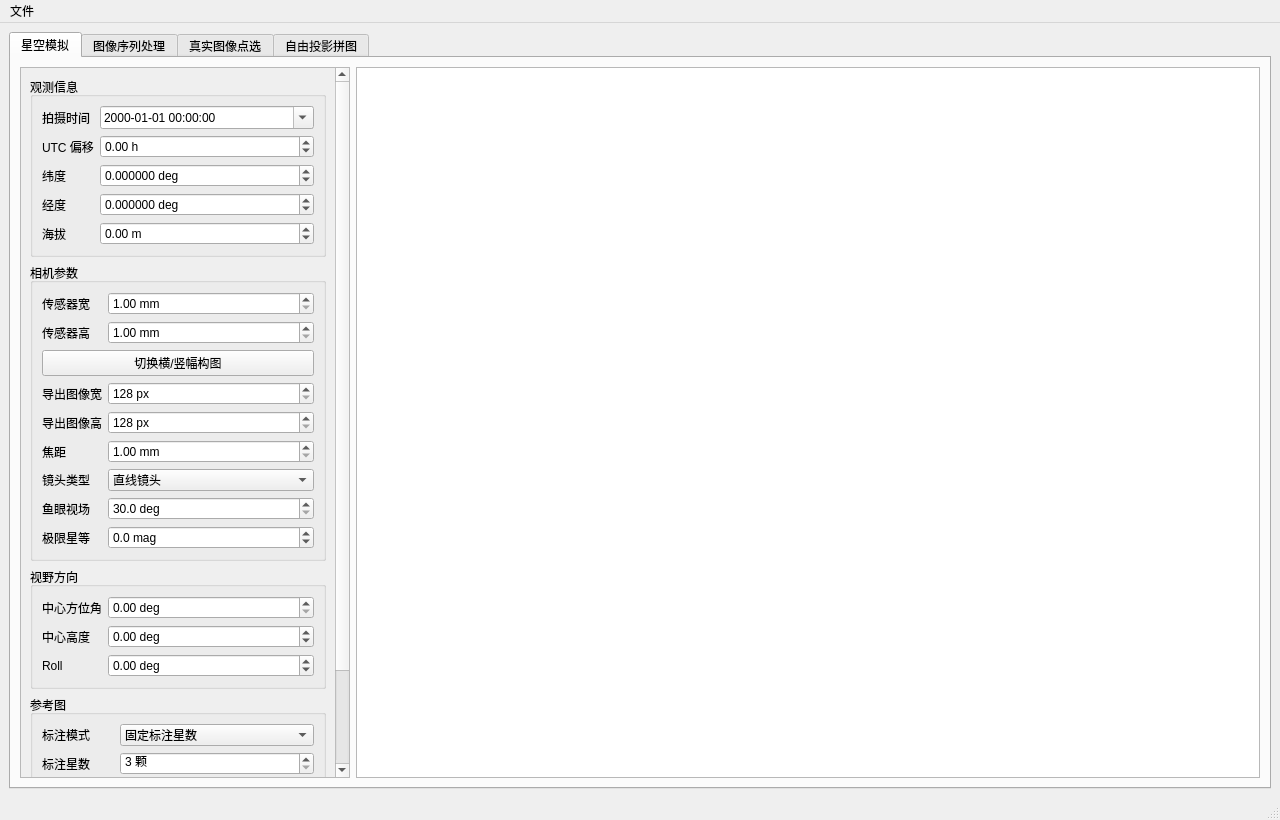
The window that meteoalign/ui/main_window.ui (HG731GZ/HGMeteoTool) describes before a commit, drawn with Qt 5.
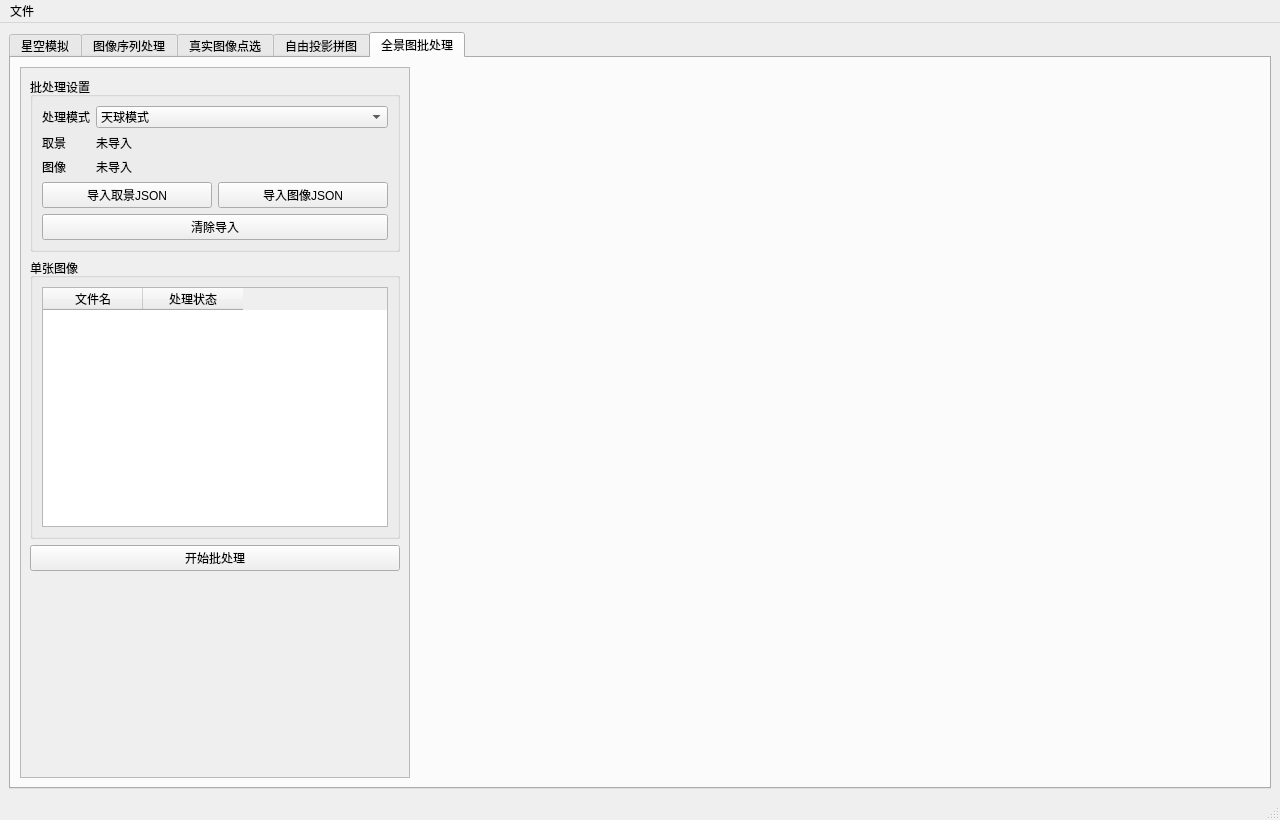
The same window after the commit. The open tabs and pages were chosen to show the change.

Commit message: 现在可以批量把图贴到天球上了

```diff
--- a/meteoalign/ui/main_window.ui
+++ b/meteoalign/ui/main_window.ui
@@ -2620,6 +2620,220 @@
 	    </item>
    </layout>
       </widget>
+      <widget class="QWidget" name="tabMosaicBatch">
+       <attribute name="title">
+        <string>全景图批处理</string>
+       </attribute>
+       <layout class="QHBoxLayout" name="horizontalLayoutMosaicBatch">
+        <item>
+         <widget class="QScrollArea" name="scrollAreaMosaicBatchControls">
+          <property name="minimumSize">
+           <size>
+            <width>350</width>
+            <height>0</height>
+           </size>
+          </property>
+          <property name="maximumSize">
+           <size>
+            <width>390</width>
+            <height>16777215</height>
+           </size>
+          </property>
+          <property name="widgetResizable">
+           <bool>true</bool>
+          </property>
+          <property name="horizontalScrollBarPolicy">
+           <enum>Qt::ScrollBarAlwaysOff</enum>
+          </property>
+          <widget class="QWidget" name="widgetMosaicBatchSidePanel">
+           <property name="geometry">
+            <rect>
+             <x>0</x>
+             <y>0</y>
+             <width>360</width>
+             <height>640</height>
+            </rect>
+           </property>
+           <layout class="QVBoxLayout" name="verticalLayoutMosaicBatchSidePanel">
+            <item>
+             <widget class="QGroupBox" name="groupBoxMosaicBatchSettings">
+              <property name="title">
+               <string>批处理设置</string>
+              </property>
+              <layout class="QVBoxLayout" name="verticalLayoutMosaicBatchSettings">
+               <item>
+                <layout class="QFormLayout" name="formLayoutMosaicBatchSettings">
+                 <item row="0" column="0">
+                  <widget class="QLabel" name="labelMosaicBatchMode">
+                   <property name="text">
+                    <string>处理模式</string>
+                   </property>
+                  </widget>
+                 </item>
+                 <item row="0" column="1">
+                  <widget class="QComboBox" name="comboBoxMosaicBatchMode">
+                   <item>
+                    <property name="text">
+                     <string>天球模式</string>
+                    </property>
+                   </item>
+                   <item>
+                    <property name="text">
+                     <string>底图模式</string>
+                    </property>
+                   </item>
+                  </widget>
+                 </item>
+                 <item row="1" column="0">
+                  <widget class="QLabel" name="labelMosaicBatchFramingPathTitle">
+                   <property name="text">
+                    <string>取景</string>
+                   </property>
+                  </widget>
+                 </item>
+                 <item row="1" column="1">
+                  <widget class="QLabel" name="labelMosaicBatchFramingPath">
+                   <property name="sizePolicy">
+                    <sizepolicy hsizetype="Ignored" vsizetype="Preferred">
+                     <horstretch>0</horstretch>
+                     <verstretch>0</verstretch>
+                    </sizepolicy>
+                   </property>
+                   <property name="text">
+                    <string>未导入</string>
+                   </property>
+                   <property name="wordWrap">
+                    <bool>false</bool>
+                   </property>
+                  </widget>
+                 </item>
+                 <item row="2" column="0">
+                  <widget class="QLabel" name="labelMosaicBatchImageCountTitle">
+                   <property name="text">
+                    <string>图像</string>
+                   </property>
+                  </widget>
+                 </item>
+                 <item row="2" column="1">
+                  <widget class="QLabel" name="labelMosaicBatchImageCount">
+                   <property name="text">
+                    <string>未导入</string>
+                   </property>
+                  </widget>
+                 </item>
+                </layout>
+               </item>
+               <item>
+                <layout class="QHBoxLayout" name="horizontalLayoutMosaicBatchImportButtons">
+                 <item>
+                  <widget class="QPushButton" name="pushButtonImportMosaicBatchFramingJson">
+                   <property name="text">
+                    <string>导入取景JSON</string>
+                   </property>
+                  </widget>
+                 </item>
+                 <item>
+                  <widget class="QPushButton" name="pushButtonImportMosaicBatchImageJson">
+                   <property name="text">
+                    <string>导入图像JSON</string>
+                   </property>
+                  </widget>
+                 </item>
+                </layout>
+               </item>
+               <item>
+                <widget class="QPushButton" name="pushButtonClearMosaicBatchImports">
+                 <property name="text">
+                  <string>清除导入</string>
+                 </property>
+                </widget>
+               </item>
+              </layout>
+             </widget>
+            </item>
+            <item>
+             <widget class="QGroupBox" name="groupBoxMosaicBatchImages">
+              <property name="title">
+               <string>单张图像</string>
+              </property>
+              <layout class="QVBoxLayout" name="verticalLayoutMosaicBatchImages">
+               <item>
+                <widget class="QTableWidget" name="tableWidgetMosaicBatchImages">
+                 <property name="minimumSize">
+                  <size>
+                   <width>0</width>
+                   <height>240</height>
+                  </size>
+                 </property>
+                 <property name="selectionBehavior">
+                  <enum>QAbstractItemView::SelectRows</enum>
+                 </property>
+                 <property name="showGrid">
+                  <bool>true</bool>
+                 </property>
+                 <property name="columnCount">
+                  <number>2</number>
+                 </property>
+                 <column>
+                  <property name="text">
+                   <string>文件名</string>
+                  </property>
+                 </column>
+                 <column>
+                  <property name="text">
+                   <string>处理状态</string>
+                  </property>
+                 </column>
+                </widget>
+               </item>
+              </layout>
+             </widget>
+            </item>
+            <item>
+             <widget class="QPushButton" name="pushButtonStartMosaicBatch">
+              <property name="text">
+               <string>开始批处理</string>
+              </property>
+             </widget>
+            </item>
+            <item>
+             <spacer name="verticalSpacerMosaicBatchSidePanel">
+              <property name="orientation">
+               <enum>Qt::Vertical</enum>
+              </property>
+              <property name="sizeHint" stdset="0">
+               <size>
+                <width>20</width>
+                <height>40</height>
+               </size>
+              </property>
+             </spacer>
+            </item>
+           </layout>
+          </widget>
+         </widget>
+        </item>
+        <item>
+         <widget class="QWidget" name="widgetMosaicBatchBlank">
+          <layout class="QVBoxLayout" name="verticalLayoutMosaicBatchBlank">
+           <item>
+            <spacer name="verticalSpacerMosaicBatchBlank">
+             <property name="orientation">
+              <enum>Qt::Vertical</enum>
+             </property>
+             <property name="sizeHint" stdset="0">
+              <size>
+               <width>20</width>
+               <height>40</height>
+              </size>
+             </property>
+            </spacer>
+           </item>
+          </layout>
+         </widget>
+        </item>
+       </layout>
+      </widget>
      </widget>
     </item>
    </layout>
```
The commit also changes 3 other files.
